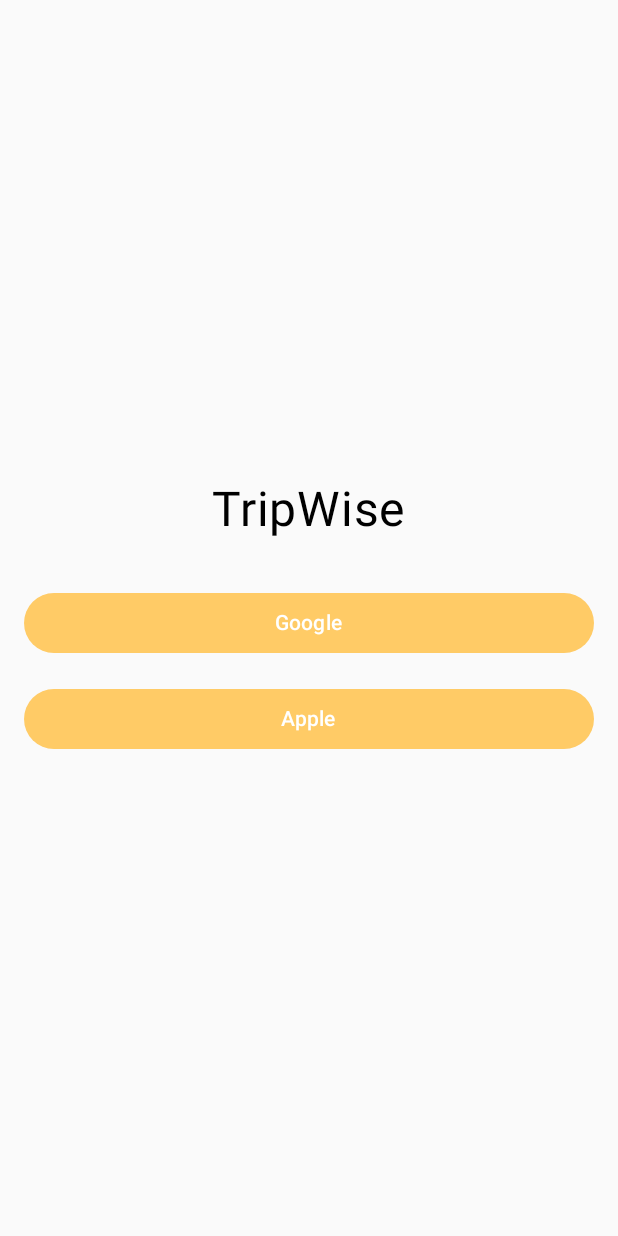
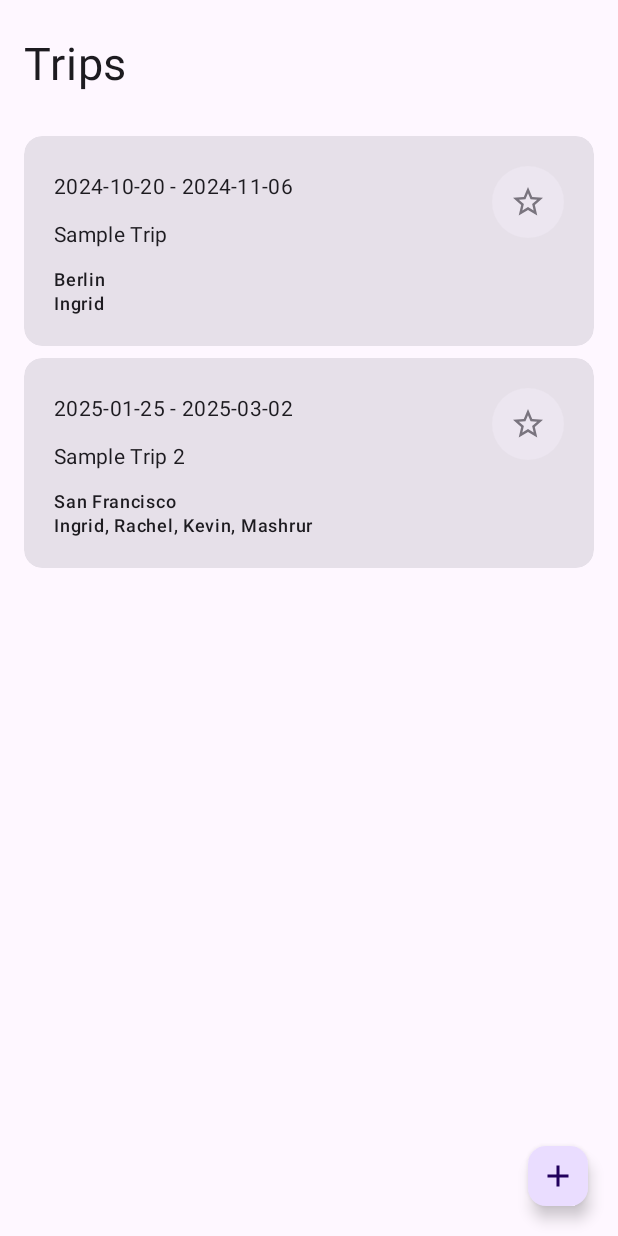
Before and after one commit to mashrurchowdhury/TripWise, an Android app built with Jetpack Compose: the screen it shows after launch (MainActivity), after a tap on "Google", on a phone screen of 412 x 824 dp. Run offline under Robolectric (Android 15) with nearby library versions, the phone set to English and light mode, and no system bars.

Commit message:
trip dashboard screen

```diff
--- a/app/src/main/java/com/example/tripwise/MainActivity.kt
+++ b/app/src/main/java/com/example/tripwise/MainActivity.kt
@@ -5,7 +5,7 @@ import android.os.Bundle
 import androidx.activity.ComponentActivity
 import androidx.activity.compose.setContent
 import androidx.activity.enableEdgeToEdge
-import com.example.tripwise.ui.screens.LoginScreen
+import com.example.tripwise.ui.navigation.AppNavigation
 import com.example.tripwise.ui.theme.TripwiseTheme
 
 class MainActivity : ComponentActivity() {
@@ -14,7 +14,7 @@ class MainActivity : ComponentActivity() {
         super.onCreate(savedInstanceState)
         setContent {
             TripwiseTheme {
-                LoginScreen()
+                AppNavigation()
             }
         }
     }
--- /dev/null
+++ b/app/src/main/java/com/example/tripwise/data/Trip.kt
@@ -0,0 +1,16 @@
+package com.example.tripwise.data
+
+import java.time.LocalDate
+
+/**
+ * A simple data class to represent an Email.
+ */
+data class Trip(
+    val id: Long,
+    val name: String,
+    val people: List<String>,
+    val description: String,
+//    TODO: change dates to use LocalDate objects or similar
+    val startDate: String,
+    val endDate: String,
+)
--- /dev/null
+++ b/app/src/main/java/com/example/tripwise/ui/components/TripListItem.kt
@@ -0,0 +1,93 @@
+package com.example.tripwise.ui.components
+
+import androidx.compose.foundation.ExperimentalFoundationApi
+import androidx.compose.runtime.Composable
+import com.example.tripwise.data.Trip
+import androidx.compose.ui.Modifier
+import androidx.compose.ui.unit.dp
+import androidx.compose.ui.draw.clip
+import androidx.compose.foundation.combinedClickable
+import androidx.compose.foundation.layout.Arrangement
+import androidx.compose.foundation.layout.padding
+import androidx.compose.foundation.layout.Column
+import androidx.compose.foundation.layout.Row
+import androidx.compose.foundation.layout.fillMaxWidth
+import androidx.compose.material3.Text
+import androidx.compose.material3.Card
+import androidx.compose.material3.CardDefaults
+import androidx.compose.material3.MaterialTheme
+import androidx.compose.material3.IconButton
+import androidx.compose.foundation.shape.CircleShape
+import androidx.compose.foundation.background
+import androidx.compose.material3.Icon
+import androidx.compose.material.icons.Icons
+import androidx.compose.material.icons.filled.StarBorder
+import androidx.compose.ui.text.style.TextOverflow
+
+@OptIn(ExperimentalFoundationApi::class)
+@Composable
+fun TripListItem(
+    trip: Trip,
+//    navigateToDetail: (Long) -> Unit,
+//    toggleSelection: (Long) -> Unit,
+    modifier: Modifier = Modifier,
+) {
+    Card(
+        modifier = modifier
+            .padding(horizontal = 16.dp, vertical = 4.dp)
+            .clip(CardDefaults.shape)
+            .combinedClickable(
+                onClick = { /* navigateToDetail(trip.id) */ },
+                onLongClick = { /* toggleSelection(trip.id) */ }
+            )
+            .clip(CardDefaults.shape)
+    ) {
+        Column(
+            modifier = Modifier
+                .fillMaxWidth()
+                .padding(20.dp)
+        ) {
+            Row(modifier = Modifier.fillMaxWidth()) {
+                Column(
+                    modifier = Modifier
+                        .weight(1f)
+                        .padding(vertical = 4.dp),
+                    verticalArrangement = Arrangement.Center
+                ) {
+                    Text(
+                        text = trip.startDate + " - " + trip.endDate,
+                        style = MaterialTheme.typography.bodyMedium
+                    )
+                    Text(
+                        text = trip.description,
+                        style = MaterialTheme.typography.bodyMedium,
+                        modifier = Modifier.padding(top = 12.dp, bottom = 8.dp),
+                    )
+                }
+                IconButton(
+                    onClick = { /*TODO*/ },
+                    modifier = Modifier
+                        .clip(CircleShape)
+                        .background(MaterialTheme.colorScheme.surfaceContainerHigh)
+                ) {
+                    Icon(
+                        imageVector = Icons.Default.StarBorder,
+                        contentDescription = "Favorite",
+                        tint = MaterialTheme.colorScheme.outline
+                    )
+                }
+            }
+
+            Text(
+                text = trip.name,
+                style = MaterialTheme.typography.labelMedium
+            )
+            Text(
+                text = trip.people.joinToString(", "),
+                style = MaterialTheme.typography.labelMedium,
+                maxLines = 2,
+                overflow = TextOverflow.Ellipsis
+            )
+        }
+    }
+}
--- /dev/null
+++ b/app/src/main/java/com/example/tripwise/ui/navigation/AppNavigation.kt
@@ -0,0 +1,29 @@
+package com.example.tripwise.ui.navigation
+
+import androidx.compose.runtime.Composable
+import androidx.compose.ui.Modifier
+import androidx.navigation.compose.NavHost
+import androidx.navigation.compose.composable
+import androidx.navigation.compose.rememberNavController
+import com.example.tripwise.ui.screens.LoginScreen
+import com.example.tripwise.ui.screens.DashboardScreen
+
+@Composable
+fun AppNavigation(modifier: Modifier = Modifier) {
+    val navController = rememberNavController()
+
+    NavHost(navController, startDestination = "login") {
+        composable("login") {
+            LoginScreen(
+                modifier = modifier,
+                onLoginClicked = {
+                    // Navigate to the next screen
+                    navController.navigate("dashboard")
+                }
+            )
+        }
+        composable("dashboard") {
+            DashboardScreen(modifier = modifier)
+        }
+    }
+}
--- /dev/null
+++ b/app/src/main/java/com/example/tripwise/ui/screens/DashboardScreen.kt
@@ -0,0 +1,74 @@
+package com.example.tripwise.ui.screens
+
+import androidx.compose.foundation.layout.*
+import androidx.compose.material3.Text
+import androidx.compose.runtime.Composable
+import androidx.compose.ui.Alignment
+import androidx.compose.ui.Modifier
+import androidx.compose.ui.unit.dp
+import androidx.compose.ui.unit.sp
+import androidx.compose.foundation.lazy.LazyColumn
+import androidx.compose.foundation.lazy.items
+import androidx.compose.material3.SmallFloatingActionButton
+import com.example.tripwise.data.Trip
+import com.example.tripwise.ui.components.TripListItem
+import androidx.compose.material3.Icon
+import androidx.compose.material.icons.Icons
+import androidx.compose.material.icons.filled.Add
+import androidx.compose.material3.Scaffold
+
+@Composable
+fun DashboardScreen(modifier: Modifier) {
+    val trips = listOf(
+        Trip(1,
+            "Berlin",
+            listOf("Ingrid"),
+            "Sample Trip",
+            "2024-10-20",
+            "2024-11-06"),
+        Trip(2,
+            "San Francisco",
+            listOf("Ingrid", "Rachel", "Kevin", "Mashrur"),
+            "Sample Trip 2",
+            "2025-01-25",
+            "2025-03-02"),
+    )
+
+    Scaffold(
+        floatingActionButton = {
+            SmallFloatingActionButton(
+                onClick = { /* Add new trip */ }
+            ) {
+                Icon(Icons.Filled.Add, "Add a new trip.")
+            }
+        },
+        content = {
+            Column(
+                modifier = modifier.fillMaxSize(),
+                horizontalAlignment = Alignment.Start
+            ) {
+                Text(
+                    text = "Trips",
+                    fontSize = 30.sp,
+                    modifier = modifier.padding(horizontal = 16.dp, vertical = 25.dp)
+                )
+
+                LazyColumn(
+                    modifier = Modifier.fillMaxWidth()
+                ) {
+                    items(items = trips, key = { it.id }) { trip ->
+                        TripListItem(
+                            trip = trip,
+//                          navigateToDetail = { /* Navigation to detail */ }
+//                          toggleSelection: {  }
+                        )
+                    }
+                    // Add extra spacing at the bottom if
+                    item {
+                        Spacer(Modifier.windowInsetsBottomHeight(WindowInsets.systemBars))
+                    }
+                }
+            }
+        }
+    )
+}
--- a/app/src/main/java/com/example/tripwise/ui/screens/LoginScreen.kt
+++ b/app/src/main/java/com/example/tripwise/ui/screens/LoginScreen.kt
@@ -10,11 +10,9 @@ import androidx.compose.ui.unit.dp
 import androidx.compose.ui.unit.sp
 
 @Composable
-fun LoginScreen() {
+fun LoginScreen(onLoginClicked: () -> Unit, modifier: Modifier) {
     Column(
-        modifier = Modifier
-            .fillMaxSize()
-            .padding(16.dp),
+        modifier = modifier.fillMaxSize(),
         horizontalAlignment = Alignment.CenterHorizontally,
         verticalArrangement = Arrangement.Center
     ) {
@@ -24,16 +22,12 @@ fun LoginScreen() {
             modifier = Modifier.padding(bottom = 32.dp)
         )
         Button(
-            onClick = { /* Handle Google login */ },
-            modifier = Modifier
-                .fillMaxWidth()
-                .padding(bottom = 16.dp)
+            onClick = { onLoginClicked() }
         ) {
             Text("Google")
         }
         Button(
-            onClick = { /* Handle Apple login */ },
-            modifier = Modifier.fillMaxWidth()
+            onClick = { onLoginClicked() }
         ) {
             Text("Apple")
         }
```
